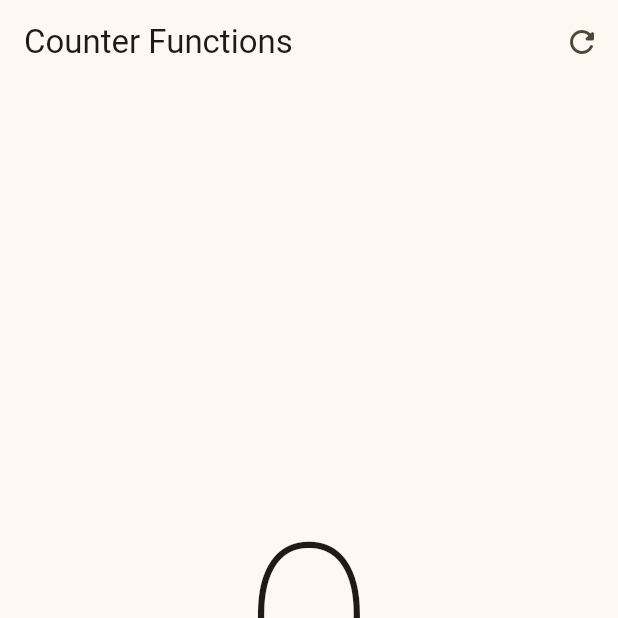
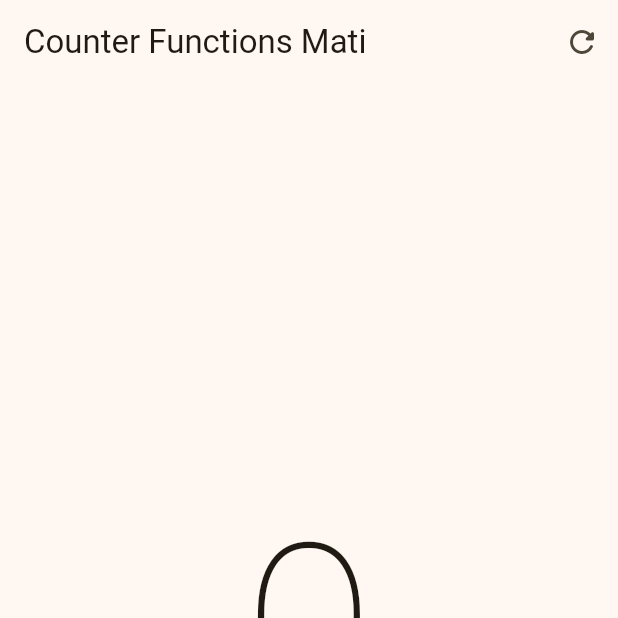
Before and after one commit to EMATIAS230045/Practicas_DMI_230045, a Flutter app: the screen it shows after launch, on a phone screen of 412 x 824 dp, the top half of it. Run offline on Flutter 3.47's test engine with Material 3 defaults, Android fonts, the phone set to English and light mode, and no system bars.

```diff
--- a/hello_world_app/lib/Presentation/screens/counters/counter_functions_screen.dart
+++ b/hello_world_app/lib/Presentation/screens/counters/counter_functions_screen.dart
@@ -14,7 +14,7 @@ class _CounterFunctionsScreenState extends State<CounterFunctionsScreen> {
   Widget build(BuildContext context) {
     return Scaffold(
       appBar: AppBar(
-        title: const Text('Counter Functions'),
+        title: const Text('Counter Functions Mati'),
         actions: [
           IconButton(
             icon: Icon(Icons.refresh_rounded),
```
